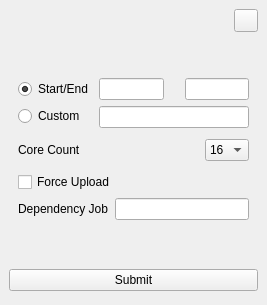
The window that conductor/resources/submitter.ui (AtomicConductor/conductor_client) describes before a commit, drawn with Qt 5.
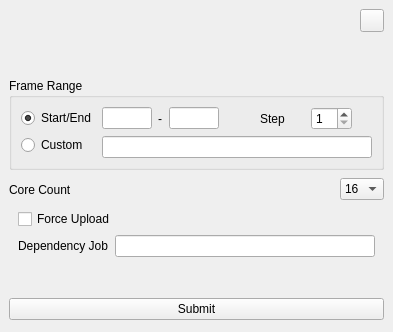
The same window after the commit. Icons and pictures are not drawn.

The edit to the form file:
```diff
--- a/conductor/resources/submitter.ui
+++ b/conductor/resources/submitter.ui
@@ -6,8 +6,8 @@
    <rect>
     <x>0</x>
     <y>0</y>
-    <width>267</width>
-    <height>305</height>
+    <width>393</width>
+    <height>332</height>
    </rect>
   </property>
   <property name="windowTitle">
@@ -115,17 +115,23 @@
      </widget>
     </item>
     <item>
-     <widget class="QWidget" name="widget_2" native="true">
-      <layout class="QHBoxLayout" name="horizontalLayout_2">
-       <property name="topMargin">
-        <number>0</number>
-       </property>
+     <widget class="QGroupBox" name="groupBox">
+      <property name="title">
+       <string>Frame Range</string>
+      </property>
+      <layout class="QVBoxLayout" name="verticalLayout_17">
        <property name="bottomMargin">
+        <number>9</number>
+       </property>
+       <item>
+        <widget class="QWidget" name="widget_17" native="true">
+         <layout class="QHBoxLayout" name="horizontalLayout_17">
+          <property name="margin">
         <number>0</number>
        </property>
        <item>
-        <widget class="QWidget" name="widget_3" native="true">
-         <layout class="QVBoxLayout" name="verticalLayout_2">
+           <widget class="QWidget" name="widget_18" native="true">
+            <layout class="QVBoxLayout" name="verticalLayout_18">
           <property name="margin">
            <number>0</number>
           </property>
@@ -162,8 +168,8 @@
         </widget>
        </item>
        <item>
-        <widget class="QWidget" name="widget" native="true">
-         <layout class="QVBoxLayout" name="verticalLayout">
+           <widget class="QWidget" name="widget_19" native="true">
+            <layout class="QVBoxLayout" name="verticalLayout_19">
           <property name="margin">
            <number>0</number>
           </property>
@@ -177,20 +183,51 @@
               <number>0</number>
              </property>
              <item>
-              <widget class="QLineEdit" name="ui_end_frame_lnedt">
-               <property name="minimumSize">
-                <size>
-                 <width>50</width>
-                 <height>0</height>
-                </size>
-               </property>
-               <property name="alignment">
-                <set>Qt::AlignRight|Qt::AlignTrailing|Qt::AlignVCenter</set>
-               </property>
+                 <widget class="QWidget" name="widget_7" native="true">
+                  <layout class="QHBoxLayout" name="horizontalLayout_8">
+                   <property name="margin">
+                    <number>0</number>
+                   </property>
+                   <item>
+                    <widget class="QSpinBox" name="ui_step_frame_spnbx">
+                     <property name="sizePolicy">
+                      <sizepolicy hsizetype="Maximum" vsizetype="Fixed">
+                       <horstretch>0</horstretch>
+                       <verstretch>0</verstretch>
+                      </sizepolicy>
+                     </property>
+                     <property name="layoutDirection">
+                      <enum>Qt::LeftToRight</enum>
+                     </property>
+                     <property name="minimum">
+                      <number>1</number>
+                     </property>
+                     <property name="maximum">
+                      <number>99</number>
+                     </property>
+                     <property name="value">
+                      <number>1</number>
+                     </property>
               </widget>
              </item>
              <item>
-              <spacer name="horizontalSpacer">
+                    <widget class="QLabel" name="label_3">
+                     <property name="sizePolicy">
+                      <sizepolicy hsizetype="Maximum" vsizetype="Preferred">
+                       <horstretch>0</horstretch>
+                       <verstretch>0</verstretch>
+                      </sizepolicy>
+                     </property>
+                     <property name="text">
+                      <string>Step</string>
+                     </property>
+                    </widget>
+                   </item>
+                  </layout>
+                 </widget>
+                </item>
+                <item>
+                 <spacer name="horizontalSpacer_2">
                <property name="orientation">
                 <enum>Qt::Horizontal</enum>
                </property>
@@ -200,11 +237,58 @@
                <property name="sizeHint" stdset="0">
                 <size>
                  <width>15</width>
-                 <height>20</height>
+                    <height>0</height>
                 </size>
                </property>
               </spacer>
              </item>
+                <item>
+                 <widget class="QLineEdit" name="ui_end_frame_lnedt">
+                  <property name="minimumSize">
+                   <size>
+                    <width>50</width>
+                    <height>0</height>
+                   </size>
+                  </property>
+                  <property name="maximumSize">
+                   <size>
+                    <width>50</width>
+                    <height>16777215</height>
+                   </size>
+                  </property>
+                  <property name="text">
+                   <string/>
+                  </property>
+                  <property name="alignment">
+                   <set>Qt::AlignRight|Qt::AlignTrailing|Qt::AlignVCenter</set>
+                  </property>
+                 </widget>
+                </item>
+                <item>
+                 <widget class="QLabel" name="label_4">
+                  <property name="sizePolicy">
+                   <sizepolicy hsizetype="Fixed" vsizetype="Preferred">
+                    <horstretch>0</horstretch>
+                    <verstretch>0</verstretch>
+                   </sizepolicy>
+                  </property>
+                  <property name="minimumSize">
+                   <size>
+                    <width>5</width>
+                    <height>0</height>
+                   </size>
+                  </property>
+                  <property name="maximumSize">
+                   <size>
+                    <width>5</width>
+                    <height>16777215</height>
+                   </size>
+                  </property>
+                  <property name="text">
+                   <string>-</string>
+                  </property>
+                 </widget>
+                </item>
              <item>
               <widget class="QLineEdit" name="ui_start_frame_lnedt">
                <property name="minimumSize">
@@ -213,6 +297,15 @@
                  <height>0</height>
                 </size>
                </property>
+                  <property name="maximumSize">
+                   <size>
+                    <width>50</width>
+                    <height>16777215</height>
+                   </size>
+                  </property>
+                  <property name="text">
+                   <string/>
+                  </property>
                <property name="alignment">
                 <set>Qt::AlignRight|Qt::AlignTrailing|Qt::AlignVCenter</set>
                </property>
@@ -250,13 +343,13 @@
       </layout>
      </widget>
     </item>
+      </layout>
+     </widget>
+    </item>
     <item>
      <widget class="QWidget" name="ui_core_count_wgt" native="true">
       <layout class="QHBoxLayout" name="horizontalLayout_7">
-       <property name="topMargin">
-        <number>0</number>
-       </property>
-       <property name="bottomMargin">
+       <property name="margin">
         <number>0</number>
        </property>
        <item>
@@ -349,7 +442,14 @@
     </item>
     <item>
      <widget class="QWidget" name="ui_extended_container_wgt" native="true">
-      <layout class="QVBoxLayout" name="verticalLayout_5"/>
+      <layout class="QVBoxLayout" name="verticalLayout_5">
+       <property name="spacing">
+        <number>0</number>
+       </property>
+       <property name="margin">
+        <number>0</number>
+       </property>
+      </layout>
      </widget>
     </item>
     <item>
```
Left out of the diff: 34 changed lines with no effect on the pictures. Lines whose indentation alone changed are shown as unchanged.
